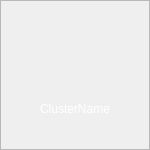
This is Nizer/NizerSrc/Tile/ClusterTile.ui in Glitched-Bacons/Nizer as Qt 5 draws it before an edit. The edited form follows.
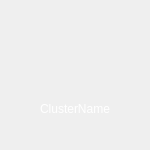
This is the edited form. Icons and pictures are not drawn.

```diff
--- a/Nizer/NizerSrc/Tile/ClusterTile.ui
+++ b/Nizer/NizerSrc/Tile/ClusterTile.ui
@@ -62,7 +62,19 @@
       </size>
      </property>
      <property name="styleSheet">
-      <string notr="true"/>
+      <string notr="true">
+QFrame
+{
+	color: rgb(255, 255, 255);
+    background-color:rgba(0,0,0,0);
+}
+
+QFrame:hover
+{
+	background-color: rgb(28, 28, 28);
+}
+
+</string>
      </property>
      <property name="frameShape">
       <enum>QFrame::StyledPanel</enum>
```
Left out of the diff: 26 changed lines with no effect on the pictures.
